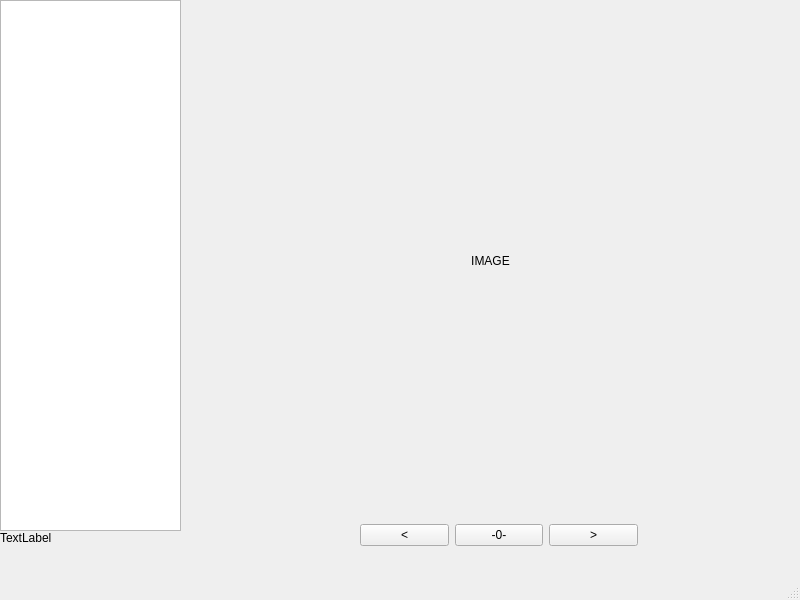
Old version of the form ui.ui in the repository seigneurfuo/simple-cbz-viewer.
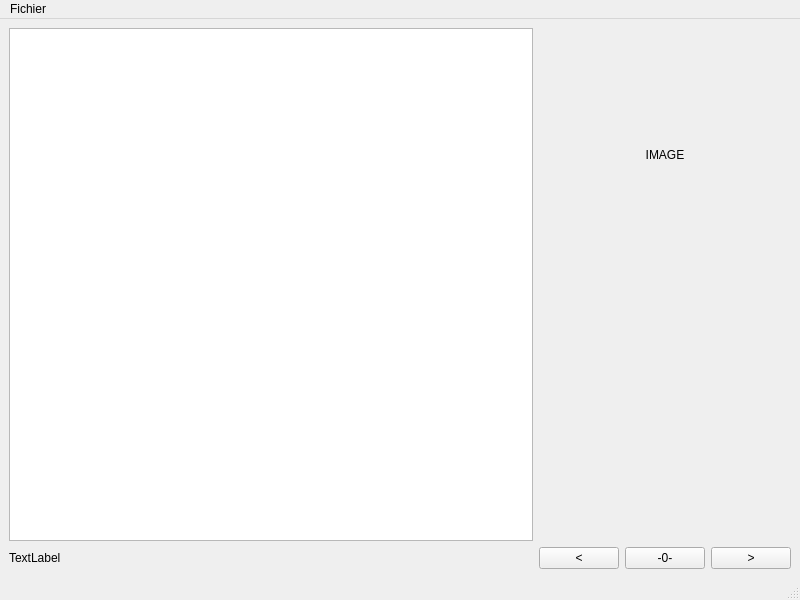
New version of the form.

Patch:
```diff
--- a/ui.ui
+++ b/ui.ui
@@ -14,15 +14,32 @@
    <string>MainWindow</string>
   </property>
   <widget class="QWidget" name="centralwidget">
+   <layout class="QGridLayout" name="gridLayout_2">
+    <item row="0" column="0">
+     <layout class="QGridLayout" name="gridLayout">
+      <item row="3" column="1">
+       <widget class="QPushButton" name="pushButton">
+        <property name="text">
+         <string>&lt;</string>
+        </property>
+       </widget>
+      </item>
+      <item row="3" column="3">
+       <widget class="QPushButton" name="pushButton_2">
+        <property name="text">
+         <string>&gt;</string>
+        </property>
+       </widget>
+      </item>
+      <item row="3" column="0">
+       <widget class="QLabel" name="label_2">
+        <property name="text">
+         <string>TextLabel</string>
+        </property>
+       </widget>
+      </item>
+      <item row="0" column="1" colspan="3">
    <widget class="QLabel" name="label">
-    <property name="geometry">
-     <rect>
-      <x>190</x>
-      <y>10</y>
-      <width>601</width>
-      <height>501</height>
-     </rect>
-    </property>
     <property name="text">
      <string>IMAGE</string>
     </property>
@@ -30,62 +47,20 @@
      <set>Qt::AlignCenter</set>
     </property>
    </widget>
-   <widget class="QListWidget" name="listWidget">
-    <property name="geometry">
-     <rect>
-      <x>0</x>
-      <y>0</y>
-      <width>181</width>
-      <height>531</height>
-     </rect>
-    </property>
-   </widget>
-   <widget class="QLabel" name="label_2">
-    <property name="geometry">
-     <rect>
-      <x>0</x>
-      <y>530</y>
-      <width>181</width>
-      <height>16</height>
-     </rect>
-    </property>
-    <property name="text">
-     <string>TextLabel</string>
-    </property>
-   </widget>
-   <widget class="QWidget" name="">
-    <property name="geometry">
-     <rect>
-      <x>360</x>
-      <y>520</y>
-      <width>278</width>
-      <height>30</height>
-     </rect>
-    </property>
-    <layout class="QGridLayout" name="gridLayout">
-     <item row="0" column="0">
-      <widget class="QPushButton" name="pushButton">
-       <property name="text">
-        <string>&lt;</string>
-       </property>
-      </widget>
-     </item>
-     <item row="0" column="1">
+      </item>
+      <item row="3" column="2">
       <widget class="QPushButton" name="pushButton_3">
        <property name="text">
         <string>-0-</string>
        </property>
       </widget>
      </item>
-     <item row="0" column="2">
-      <widget class="QPushButton" name="pushButton_2">
-       <property name="text">
-        <string>&gt;</string>
-       </property>
-      </widget>
-     </item>
-    </layout>
-   </widget>
+      <item row="0" column="0" rowspan="2">
+       <widget class="QListWidget" name="listWidget"/>
+      </item>
+     </layout>
+    </item>
+   </layout>
   </widget>
   <widget class="QMenuBar" name="menubar">
    <property name="geometry">
@@ -96,6 +71,15 @@
      <height>24</height>
     </rect>
    </property>
+   <widget class="QMenu" name="menuOuvrir">
+    <property name="title">
+     <string>Fichier</string>
+    </property>
+    <addaction name="actionOuvrir"/>
+    <addaction name="actionFermer"/>
+    <addaction name="actionQuitter"/>
+   </widget>
+   <addaction name="menuOuvrir"/>
   </widget>
   <widget class="QStatusBar" name="statusbar"/>
  </widget>
```
Left out of the diff: 15 changed lines with no effect on the pictures. Lines whose indentation alone changed are shown as unchanged.
